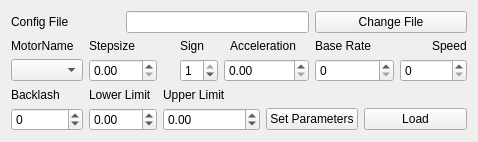
This is spectromicroscopy/smpgui/ui_configspecmotor.ui in praxes/praxes as Qt 5 draws it before an edit. The edited form follows.
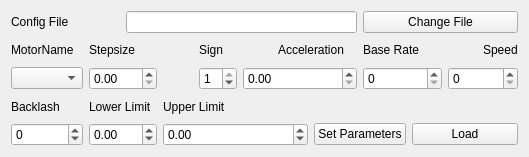
This is the edited form.

```diff
--- a/spectromicroscopy/smpgui/ui_configspecmotor.ui
+++ b/spectromicroscopy/smpgui/ui_configspecmotor.ui
@@ -5,8 +5,8 @@
    <rect>
     <x>0</x>
     <y>0</y>
-    <width>440</width>
-    <height>136</height>
+    <width>529</width>
+    <height>157</height>
    </rect>
   </property>
   <property name="windowTitle" >
```
